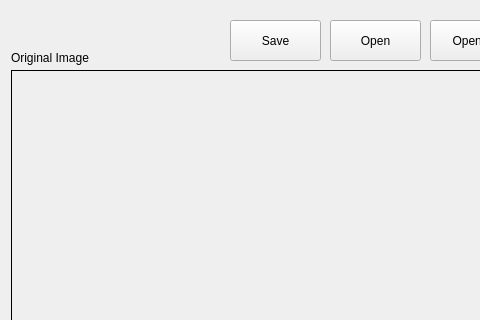
Old version of the form main.ui in the repository zaher88abd/Segmenter; both pictures show x 0 to 480 and y 0 to 320 of the 1226 by 459 pixel window.
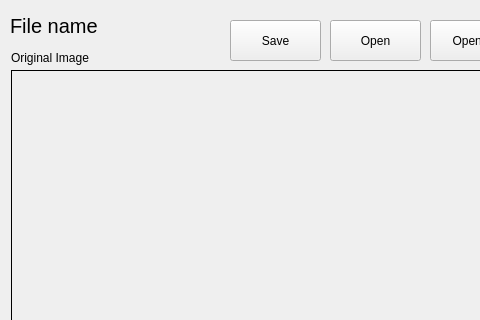
New version of the form. Icons and pictures are not drawn.

Commit message: Add file name to view

```diff
--- a/main.ui
+++ b/main.ui
@@ -635,6 +635,42 @@
     </item>
    </layout>
   </widget>
+  <widget class="QLabel" name="filename">
+   <property name="geometry">
+    <rect>
+     <x>110</x>
+     <y>10</y>
+     <width>121</width>
+     <height>31</height>
+    </rect>
+   </property>
+   <property name="font">
+    <font>
+     <pointsize>15</pointsize>
+    </font>
+   </property>
+   <property name="text">
+    <string/>
+   </property>
+  </widget>
+  <widget class="QLabel" name="filename_2">
+   <property name="geometry">
+    <rect>
+     <x>10</x>
+     <y>10</y>
+     <width>91</width>
+     <height>31</height>
+    </rect>
+   </property>
+   <property name="font">
+    <font>
+     <pointsize>15</pointsize>
+    </font>
+   </property>
+   <property name="text">
+    <string>File name</string>
+   </property>
+  </widget>
  </widget>
  <resources/>
  <connections/>
```
The commit also changes 1 other file.
